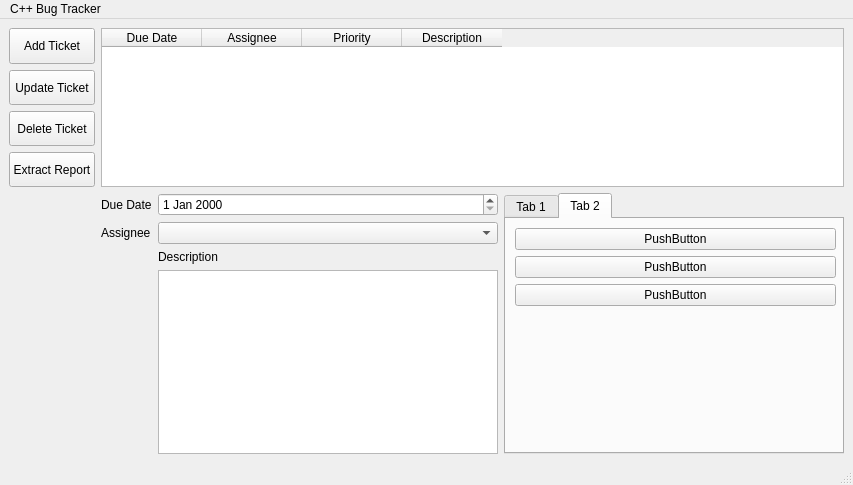
Qt form cpp_bug_tracker/mainwindow.ui (VikingOfValhalla/cpp_bug_tracker) before a commit.
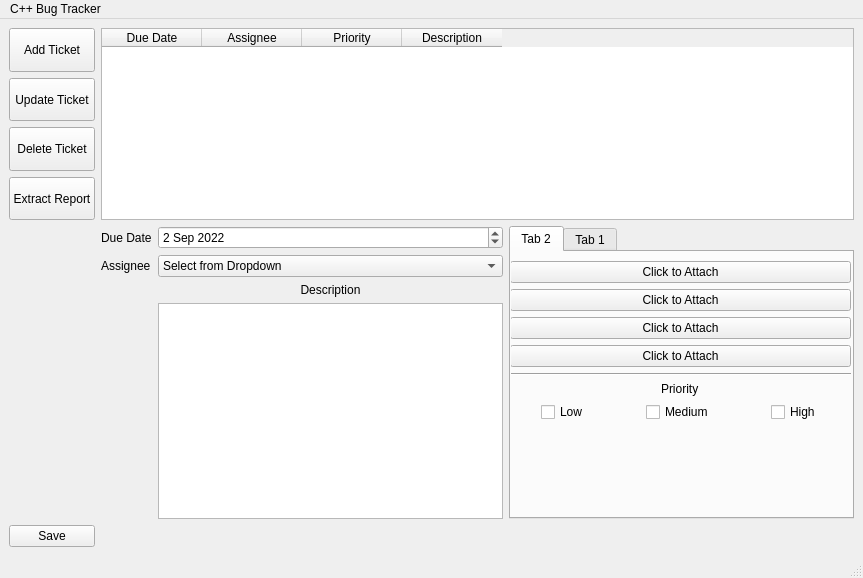
The same form after that commit. The open tabs and pages were chosen to show the change.

Commit message: Disabled buttons on 'Add Ticket', enabled save button, adjusted attachment buttons and tabs, added priority buttons.

```diff
--- a/cpp_bug_tracker/mainwindow.ui
+++ b/cpp_bug_tracker/mainwindow.ui
@@ -6,8 +6,8 @@
    <rect>
     <x>0</x>
     <y>0</y>
-    <width>853</width>
-    <height>485</height>
+    <width>863</width>
+    <height>578</height>
    </rect>
   </property>
   <property name="sizePolicy">
@@ -21,19 +21,6 @@
   </property>
   <widget class="QWidget" name="centralwidget">
    <layout class="QGridLayout" name="gridLayout">
-    <item row="0" column="0">
-     <widget class="QPushButton" name="pushButton">
-      <property name="sizePolicy">
-       <sizepolicy hsizetype="Minimum" vsizetype="Preferred">
-        <horstretch>0</horstretch>
-        <verstretch>0</verstretch>
-       </sizepolicy>
-      </property>
-      <property name="text">
-       <string>Add Ticket</string>
-      </property>
-     </widget>
-    </item>
     <item row="2" column="0">
      <widget class="QPushButton" name="delete_ticket">
       <property name="sizePolicy">
@@ -48,7 +35,7 @@
      </widget>
     </item>
     <item row="1" column="0">
-     <widget class="QPushButton" name="pushButton_2">
+     <widget class="QPushButton" name="update_ticket">
       <property name="sizePolicy">
        <sizepolicy hsizetype="Minimum" vsizetype="Preferred">
         <horstretch>0</horstretch>
@@ -133,17 +120,42 @@
         </property>
        </widget>
       </item>
-      <item row="1" column="1">
-       <widget class="QComboBox" name="comboBox"/>
-      </item>
       <item row="0" column="1">
-       <widget class="QDateEdit" name="dateEdit"/>
+       <widget class="QDateEdit" name="due_date">
+        <property name="dateTime">
+         <datetime>
+          <hour>0</hour>
+          <minute>0</minute>
+          <second>0</second>
+          <year>2022</year>
+          <month>9</month>
+          <day>2</day>
+         </datetime>
+        </property>
+       </widget>
+      </item>
+      <item row="1" column="1">
+       <widget class="QComboBox" name="assignee_box">
+        <item>
+         <property name="text">
+          <string>Select from Dropdown</string>
+         </property>
+        </item>
+        <item>
+         <property name="text">
+          <string>Not Listed? Add an Assignee</string>
+         </property>
+        </item>
+       </widget>
       </item>
       <item row="2" column="1">
        <widget class="QLabel" name="label">
         <property name="text">
          <string>Description</string>
         </property>
+        <property name="alignment">
+         <set>Qt::AlignCenter</set>
+        </property>
        </widget>
       </item>
       <item row="0" column="2" rowspan="4">
@@ -151,35 +163,6 @@
         <property name="currentIndex">
          <number>0</number>
         </property>
-        <widget class="QWidget" name="tab_3">
-         <attribute name="title">
-          <string>Tab 1</string>
-         </attribute>
-         <widget class="QWidget" name="verticalLayoutWidget_2">
-          <property name="geometry">
-           <rect>
-            <x>9</x>
-            <y>9</y>
-            <width>321</width>
-            <height>221</height>
-           </rect>
-          </property>
-          <layout class="QVBoxLayout" name="verticalLayout_4">
-           <item>
-            <widget class="QComboBox" name="comboBox_2">
-             <item>
-              <property name="text">
-               <string>Select Image</string>
-              </property>
-             </item>
-            </widget>
-           </item>
-           <item>
-            <widget class="QGraphicsView" name="graphicsView"/>
-           </item>
-          </layout>
-         </widget>
-        </widget>
         <widget class="QWidget" name="tab_4">
          <attribute name="title">
           <string>Tab 2</string>
@@ -187,34 +170,80 @@
          <widget class="QWidget" name="verticalLayoutWidget_3">
           <property name="geometry">
            <rect>
-            <x>9</x>
+            <x>-1</x>
             <y>9</y>
-            <width>321</width>
-            <height>221</height>
+            <width>341</width>
+            <height>241</height>
            </rect>
           </property>
           <layout class="QVBoxLayout" name="verticalLayout_5">
            <item>
             <widget class="QPushButton" name="pushButton_5">
              <property name="text">
-              <string>PushButton</string>
+              <string>Click to Attach</string>
              </property>
             </widget>
            </item>
            <item>
             <widget class="QPushButton" name="pushButton_6">
              <property name="text">
-              <string>PushButton</string>
+              <string>Click to Attach</string>
              </property>
             </widget>
            </item>
            <item>
             <widget class="QPushButton" name="pushButton_7">
              <property name="text">
-              <string>PushButton</string>
+              <string>Click to Attach</string>
              </property>
             </widget>
            </item>
+           <item>
+            <widget class="QPushButton" name="pushButton_2">
+             <property name="text">
+              <string>Click to Attach</string>
+             </property>
+            </widget>
+           </item>
+           <item>
+            <widget class="Line" name="line">
+             <property name="orientation">
+              <enum>Qt::Horizontal</enum>
+             </property>
+            </widget>
+           </item>
+           <item>
+            <layout class="QGridLayout" name="gridLayout_3">
+             <item row="1" column="0" alignment="Qt::AlignHCenter|Qt::AlignVCenter">
+              <widget class="QCheckBox" name="checkBox">
+               <property name="text">
+                <string>Low</string>
+               </property>
+              </widget>
+             </item>
+             <item row="1" column="2" alignment="Qt::AlignHCenter|Qt::AlignVCenter">
+              <widget class="QCheckBox" name="checkBox_2">
+               <property name="text">
+                <string>High</string>
+               </property>
+              </widget>
+             </item>
+             <item row="0" column="1" alignment="Qt::AlignHCenter">
+              <widget class="QLabel" name="label_4">
+               <property name="text">
+                <string>Priority</string>
+               </property>
+              </widget>
+             </item>
+             <item row="1" column="1" alignment="Qt::AlignHCenter|Qt::AlignVCenter">
+              <widget class="QCheckBox" name="checkBox_3">
+               <property name="text">
+                <string>Medium</string>
+               </property>
+              </widget>
+             </item>
+            </layout>
+           </item>
            <item>
             <spacer name="verticalSpacer_2">
              <property name="orientation">
@@ -231,10 +260,78 @@
           </layout>
          </widget>
         </widget>
+        <widget class="QWidget" name="tab_3">
+         <property name="sizePolicy">
+          <sizepolicy hsizetype="Preferred" vsizetype="Preferred">
+           <horstretch>0</horstretch>
+           <verstretch>0</verstretch>
+          </sizepolicy>
+         </property>
+         <attribute name="title">
+          <string>Tab 1</string>
+         </attribute>
+         <widget class="QWidget" name="verticalLayoutWidget_2">
+          <property name="geometry">
+           <rect>
+            <x>9</x>
+            <y>9</y>
+            <width>321</width>
+            <height>221</height>
+           </rect>
+          </property>
+          <layout class="QVBoxLayout" name="verticalLayout_4">
+           <item>
+            <widget class="QComboBox" name="comboBox_2">
+             <item>
+              <property name="text">
+               <string>Select Image</string>
+              </property>
+             </item>
+            </widget>
+           </item>
+           <item>
+            <widget class="QGraphicsView" name="graphicsView"/>
+           </item>
+          </layout>
+         </widget>
+        </widget>
        </widget>
       </item>
      </layout>
     </item>
+    <item row="0" column="0">
+     <widget class="QPushButton" name="add_ticket">
+      <property name="sizePolicy">
+       <sizepolicy hsizetype="Minimum" vsizetype="Preferred">
+        <horstretch>0</horstretch>
+        <verstretch>0</verstretch>
+       </sizepolicy>
+      </property>
+      <property name="text">
+       <string>Add Ticket</string>
+      </property>
+     </widget>
+    </item>
+    <item row="5" column="0">
+     <widget class="QPushButton" name="save_button">
+      <property name="text">
+       <string>Save</string>
+      </property>
+     </widget>
+    </item>
+    <item row="5" column="1">
+     <widget class="QLabel" name="changes_label">
+      <property name="autoFillBackground">
+       <bool>false</bool>
+      </property>
+      <property name="text">
+       <string/>
+      </property>
+      <property name="alignment">
+       <set>Qt::AlignCenter</set>
+      </property>
+     </widget>
+    </item>
    </layout>
   </widget>
   <widget class="QMenuBar" name="menubar">
@@ -242,7 +339,7 @@
     <rect>
      <x>0</x>
      <y>0</y>
-     <width>853</width>
+     <width>863</width>
      <height>22</height>
     </rect>
    </property>
```
Left out of the diff: 4 changed lines with no effect on the pictures. The commit also changes 3 other files.
